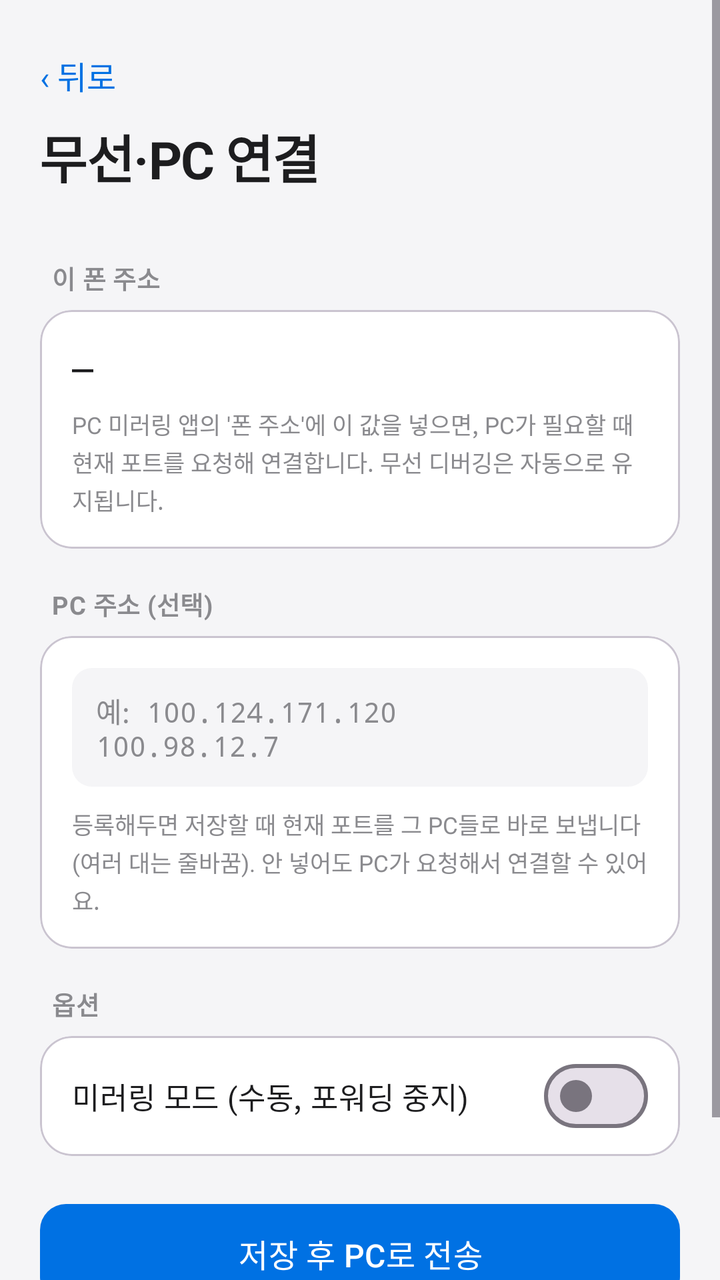
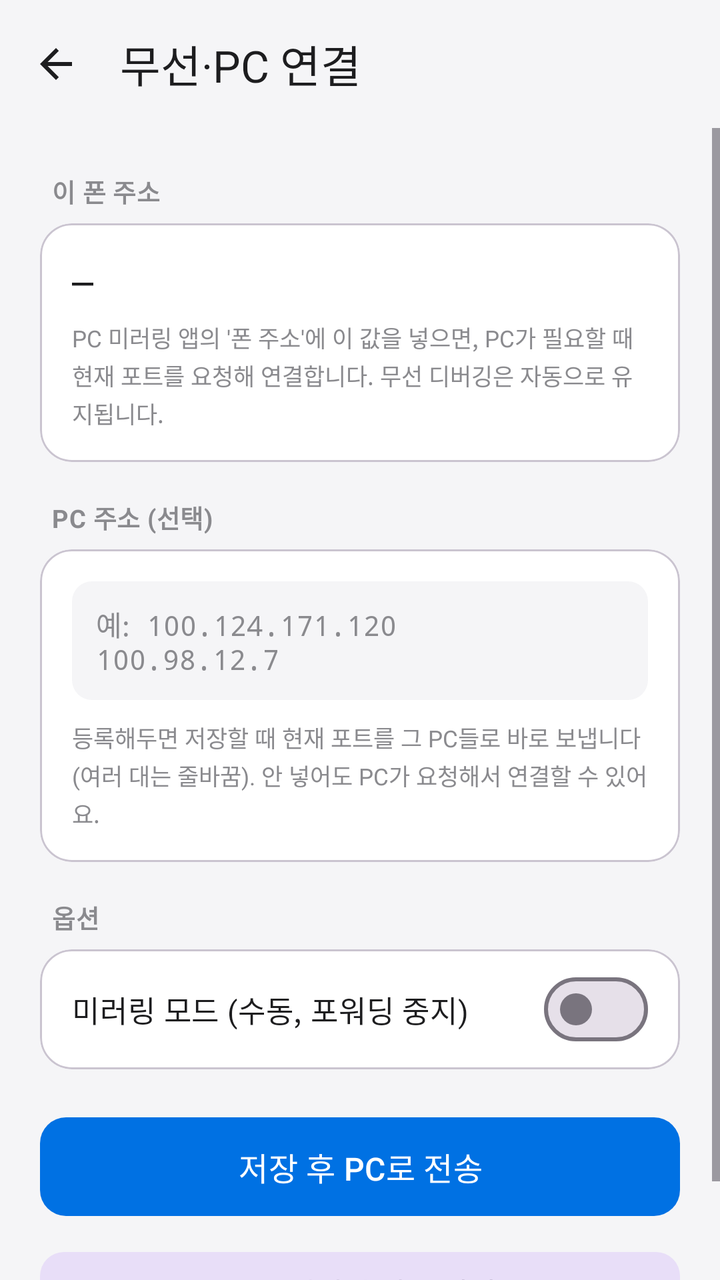

Compare the two renders of this Android layout. The source of the first and the diff that turns it into the second are given below.
<!-- AndroidManifest.xml: application theme Theme.OtpForwarder -->
<!-- res/layout/activity_wireless.xml -->
<?xml version="1.0" encoding="utf-8"?>
<ScrollView xmlns:android="http://schemas.android.com/apk/res/android"
    android:layout_width="match_parent"
    android:layout_height="match_parent"
    android:fillViewport="true"
    android:background="@color/bg">

    <LinearLayout
        android:layout_width="match_parent"
        android:layout_height="wrap_content"
        android:orientation="vertical"
        android:padding="20dp">

        <TextView android:id="@+id/btnBack" style="@style/BackButton" />
        <TextView style="@style/ScreenTitle" android:text="무선·PC 연결" />

        <TextView style="@style/SectionLabel" android:text="이 폰 주소" />
        <com.google.android.material.card.MaterialCardView style="@style/Card">
            <LinearLayout
                android:layout_width="match_parent"
                android:layout_height="wrap_content"
                android:orientation="vertical"
                android:padding="16dp">

                <TextView
                    android:id="@+id/textPhoneIp"
                    android:layout_width="match_parent"
                    android:layout_height="wrap_content"
                    android:text="—"
                    android:textColor="@color/text"
                    android:textSize="18sp"
                    android:fontFamily="monospace" />

                <TextView
                    android:layout_width="match_parent"
                    android:layout_height="wrap_content"
                    android:text="PC 미러링 앱의 '폰 주소'에 이 값을 넣으면, PC가 필요할 때 현재 포트를 요청해 연결합니다. 무선 디버깅은 자동으로 유지됩니다."
                    android:textColor="@color/sub"
                    android:textSize="11.5sp"
                    android:lineSpacingExtra="2dp"
                    android:paddingTop="8dp" />
            </LinearLayout>
        </com.google.android.material.card.MaterialCardView>

        <TextView style="@style/SectionLabel" android:text="PC 주소 (선택)" />
        <com.google.android.material.card.MaterialCardView style="@style/Card">
            <LinearLayout
                android:layout_width="match_parent"
                android:layout_height="wrap_content"
                android:orientation="vertical"
                android:padding="16dp">

                <EditText
                    android:id="@+id/editPcAddr"
                    style="@style/CardInput"
                    android:hint="예: 100.124.171.120&#10;100.98.12.7"
                    android:inputType="textMultiLine"
                    android:minLines="2"
                    android:gravity="top" />

                <TextView
                    android:layout_width="match_parent"
                    android:layout_height="wrap_content"
                    android:text="등록해두면 저장할 때 현재 포트를 그 PC들로 바로 보냅니다(여러 대는 줄바꿈). 안 넣어도 PC가 요청해서 연결할 수 있어요."
                    android:textColor="@color/sub"
                    android:textSize="11.5sp"
                    android:lineSpacingExtra="2dp"
                    android:paddingTop="10dp" />
            </LinearLayout>
        </com.google.android.material.card.MaterialCardView>

        <TextView style="@style/SectionLabel" android:text="옵션" />
        <com.google.android.material.card.MaterialCardView style="@style/Card">
            <LinearLayout
                android:layout_width="match_parent"
                android:layout_height="wrap_content"
                android:orientation="vertical"
                android:paddingStart="16dp"
                android:paddingEnd="16dp"
                android:paddingTop="6dp"
                android:paddingBottom="6dp">

                <com.google.android.material.materialswitch.MaterialSwitch
                    android:id="@+id/switchMirror"
                    android:layout_width="match_parent"
                    android:layout_height="wrap_content"
                    android:minHeight="48dp"
                    android:text="미러링 모드 (수동, 포워딩 중지)"
                    android:textColor="@color/text"
                    android:textSize="15sp" />
            </LinearLayout>
        </com.google.android.material.card.MaterialCardView>

        <com.google.android.material.button.MaterialButton
            android:id="@+id/btnSaveWireless"
            style="@style/PrimaryButton"
            android:text="저장 후 PC로 전송"
            android:layout_marginTop="20dp" />

        <com.google.android.material.button.MaterialButton
            android:id="@+id/btnWirelessOn"
            style="@style/TonalButton"
            android:text="무선 디버깅 지금 켜기"
            android:layout_marginTop="10dp" />

    </LinearLayout>
</ScrollView>
<!-- resources referenced by this layout -->
<resources>
  <color name="bg">#F5F5F7</color>
  <color name="sub">#8A8A8E</color>
  <color name="text">#1D1D1F</color>
  <style name="BackButton">
          <item name="android:layout_width">wrap_content</item>
          <item name="android:layout_height">wrap_content</item>
          <item name="android:text">‹  뒤로</item>
          <item name="android:textColor">@color/accent</item>
          <item name="android:textSize">16sp</item>
          <item name="android:paddingTop">6dp</item>
          <item name="android:paddingBottom">10dp</item>
          <item name="android:paddingEnd">12dp</item>
          <item name="android:background">?attr/selectableItemBackgroundBorderless</item>
          <item name="android:clickable">true</item>
          <item name="android:focusable">true</item>
      </style>
  <style name="Card">
          <item name="cardBackgroundColor">@color/card</item>
          <item name="cardCornerRadius">16dp</item>
          <item name="cardElevation">0dp</item>
          <item name="android:layout_width">match_parent</item>
          <item name="android:layout_height">wrap_content</item>
      </style>
  <style name="PrimaryButton" parent="Widget.Material3.Button">
          <item name="android:layout_width">match_parent</item>
          <item name="android:layout_height">wrap_content</item>
          <item name="android:textSize">16sp</item>
          <item name="android:paddingTop">13dp</item>
          <item name="android:paddingBottom">13dp</item>
          <item name="cornerRadius">13dp</item>
          <item name="backgroundTint">@color/accent</item>
      </style>
  <style name="ScreenTitle">
          <item name="android:layout_width">wrap_content</item>
          <item name="android:layout_height">wrap_content</item>
          <item name="android:textColor">@color/text</item>
          <item name="android:textSize">26sp</item>
          <item name="android:textStyle">bold</item>
          <item name="android:letterSpacing">-0.02</item>
          <item name="android:paddingBottom">14dp</item>
      </style>
  <style name="SectionLabel">
          <item name="android:layout_width">wrap_content</item>
          <item name="android:layout_height">wrap_content</item>
          <item name="android:textColor">@color/sub</item>
          <item name="android:textSize">12.5sp</item>
          <item name="android:textStyle">bold</item>
          <item name="android:letterSpacing">0.02</item>
          <item name="android:paddingStart">6dp</item>
          <item name="android:paddingBottom">7dp</item>
          <item name="android:paddingTop">18dp</item>
      </style>
  <style name="TonalButton" parent="Widget.Material3.Button.TonalButton">
          <item name="android:layout_width">match_parent</item>
          <item name="android:layout_height">wrap_content</item>
          <item name="android:textSize">15sp</item>
          <item name="cornerRadius">12dp</item>
      </style>
  <style name="Theme.OtpForwarder" parent="Theme.Material3.Light.NoActionBar">
          <item name="colorPrimary">@color/accent</item>
          <item name="colorOnPrimary">@color/white</item>
          <item name="android:colorBackground">@color/bg</item>
          <item name="android:windowBackground">@color/bg</item>
          <item name="android:statusBarColor">@color/bg</item>
          <item name="android:navigationBarColor">@color/bg</item>
          <item name="android:windowLightStatusBar" tools:targetApi="m">true</item>
      </style>
  <color name="accent">#0071E3</color>
  <color name="card">#FFFFFF</color>
  <!-- drawable field_bg (drawable) -->
  <?xml version="1.0" encoding="utf-8"?>
  <shape xmlns:android="http://schemas.android.com/apk/res/android" android:shape="rectangle">
      <solid android:color="@color/bg" />
      <corners android:radius="10dp" />
  </shape>
  <color name="white">#FFFFFF</color>
  <!-- unchanged entries left out for length: 1 -->
</resources>

<!-- the commit's change to res/layout/activity_wireless.xml (unified diff, before → after) -->
@@ -1,107 +1,122 @@
 <?xml version="1.0" encoding="utf-8"?>
-<ScrollView xmlns:android="http://schemas.android.com/apk/res/android"
+<LinearLayout xmlns:android="http://schemas.android.com/apk/res/android"
+    xmlns:app="http://schemas.android.com/apk/res-auto"
+    android:id="@+id/root"
     android:layout_width="match_parent"
     android:layout_height="match_parent"
-    android:fillViewport="true"
+    android:orientation="vertical"
     android:background="@color/bg">
 
-    <LinearLayout
+    <com.google.android.material.appbar.MaterialToolbar
+        android:id="@+id/toolbar"
+        style="@style/TitleBar"
+        app:title="무선·PC 연결"
+        app:navigationIcon="@drawable/ic_back"
+        app:titleTextAppearance="@style/TextAppearance.Material3.TitleLarge" />
+
+    <ScrollView
         android:layout_width="match_parent"
-        android:layout_height="wrap_content"
-        android:orientation="vertical"
-        android:padding="20dp">
+        android:layout_height="0dp"
+        android:layout_weight="1"
+        android:fillViewport="true">
 
-        <TextView android:id="@+id/btnBack" style="@style/BackButton" />
-        <TextView style="@style/ScreenTitle" android:text="무선·PC 연결" />
+        <LinearLayout
+            android:layout_width="match_parent"
+            android:layout_height="wrap_content"
+            android:orientation="vertical"
+            android:paddingStart="20dp"
+            android:paddingEnd="20dp"
+            android:paddingTop="4dp"
+            android:paddingBottom="24dp">
 
-        <TextView style="@style/SectionLabel" android:text="이 폰 주소" />
-        <com.google.android.material.card.MaterialCardView style="@style/Card">
-            <LinearLayout
-                android:layout_width="match_parent"
-                android:layout_height="wrap_content"
-                android:orientation="vertical"
-                android:padding="16dp">
-
-                <TextView
-                    android:id="@+id/textPhoneIp"
+            <TextView style="@style/SectionLabel" android:text="이 폰 주소" />
+            <com.google.android.material.card.MaterialCardView style="@style/Card">
+                <LinearLayout
                     android:layout_width="match_parent"
                     android:layout_height="wrap_content"
-                    android:text="—"
-                    android:textColor="@color/text"
-                    android:textSize="18sp"
-                    android:fontFamily="monospace" />
+                    android:orientation="vertical"
+                    android:padding="16dp">
 
-                <TextView
+                    <TextView
+                        android:id="@+id/textPhoneIp"
+                        android:layout_width="match_parent"
+                        android:layout_height="wrap_content"
+                        android:text="—"
+                        android:textColor="@color/text"
+                        android:textSize="18sp"
+                        android:fontFamily="monospace" />
+
+                    <TextView
+                        android:layout_width="match_parent"
+                        android:layout_height="wrap_content"
+                        android:text="PC 미러링 앱의 '폰 주소'에 이 값을 넣으면, PC가 필요할 때 현재 포트를 요청해 연결합니다. 무선 디버깅은 자동으로 유지됩니다."
+                        android:textColor="@color/sub"
+                        android:textSize="11.5sp"
+                        android:lineSpacingExtra="2dp"
+                        android:paddingTop="8dp" />
+                </LinearLayout>
+            </com.google.android.material.card.MaterialCardView>
+
+            <TextView style="@style/SectionLabel" android:text="PC 주소 (선택)" />
+            <com.google.android.material.card.MaterialCardView style="@style/Card">
+                <LinearLayout
                     android:layout_width="match_parent"
                     android:layout_height="wrap_content"
-                    android:text="PC 미러링 앱의 '폰 주소'에 이 값을 넣으면, PC가 필요할 때 현재 포트를 요청해 연결합니다. 무선 디버깅은 자동으로 유지됩니다."
-                    android:textColor="@color/sub"
-                    android:textSize="11.5sp"
-                    android:lineSpacingExtra="2dp"
-                    android:paddingTop="8dp" />
-            </LinearLayout>
-        </com.google.android.material.card.MaterialCardView>
+                    android:orientation="vertical"
+                    android:padding="16dp">
 
-        <TextView style="@style/SectionLabel" android:text="PC 주소 (선택)" />
-        <com.google.android.material.card.MaterialCardView style="@style/Card">
-            <LinearLayout
-                android:layout_width="match_parent"
-                android:layout_height="wrap_content"
-                android:orientation="vertical"
-                android:padding="16dp">
+                    <EditText
+                        android:id="@+id/editPcAddr"
+                        style="@style/CardInput"
+                        android:hint="예: 100.124.171.120&#10;100.98.12.7"
+                        android:inputType="textMultiLine"
+                        android:minLines="2"
+                        android:gravity="top" />
 
-                <EditText
-                    android:id="@+id/editPcAddr"
-                    style="@style/CardInput"
-                    android:hint="예: 100.124.171.120&#10;100.98.12.7"
-                    android:inputType="textMultiLine"
-                    android:minLines="2"
-                    android:gravity="top" />
+                    <TextView
+                        android:layout_width="match_parent"
+                        android:layout_height="wrap_content"
+                        android:text="등록해두면 저장할 때 현재 포트를 그 PC들로 바로 보냅니다(여러 대는 줄바꿈). 안 넣어도 PC가 요청해서 연결할 수 있어요."
+                        android:textColor="@color/sub"
+                        android:textSize="11.5sp"
+                        android:lineSpacingExtra="2dp"
+                        android:paddingTop="10dp" />
+                </LinearLayout>
+            </com.google.android.material.card.MaterialCardView>
 
-                <TextView
+            <TextView style="@style/SectionLabel" android:text="옵션" />
+            <com.google.android.material.card.MaterialCardView style="@style/Card">
+                <LinearLayout
                     android:layout_width="match_parent"
                     android:layout_height="wrap_content"
-                    android:text="등록해두면 저장할 때 현재 포트를 그 PC들로 바로 보냅니다(여러 대는 줄바꿈). 안 넣어도 PC가 요청해서 연결할 수 있어요."
-                    android:textColor="@color/sub"
-                    android:textSize="11.5sp"
-                    android:lineSpacingExtra="2dp"
-                    android:paddingTop="10dp" />
-            </LinearLayout>
-        </com.google.android.material.card.MaterialCardView>
+                    android:orientation="vertical"
+                    android:paddingStart="16dp"
+                    android:paddingEnd="16dp"
+                    android:paddingTop="6dp"
+                    android:paddingBottom="6dp">
 
-        <TextView style="@style/SectionLabel" android:text="옵션" />
-        <com.google.android.material.card.MaterialCardView style="@style/Card">
-            <LinearLayout
-                android:layout_width="match_parent"
-                android:layout_height="wrap_content"
-                android:orientation="vertical"
-                android:paddingStart="16dp"
-                android:paddingEnd="16dp"
-                android:paddingTop="6dp"
-                android:paddingBottom="6dp">
+                    <com.google.android.material.materialswitch.MaterialSwitch
+                        android:id="@+id/switchMirror"
+                        android:layout_width="match_parent"
+                        android:layout_height="wrap_content"
+                        android:minHeight="48dp"
+                        android:text="미러링 모드 (수동, 포워딩 중지)"
+                        android:textColor="@color/text"
+                        android:textSize="15sp" />
+                </LinearLayout>
+            </com.google.android.material.card.MaterialCardView>
 
-                <com.google.android.material.materialswitch.MaterialSwitch
-                    android:id="@+id/switchMirror"
-                    android:layout_width="match_parent"
-                    android:layout_height="wrap_content"
-                    android:minHeight="48dp"
-                    android:text="미러링 모드 (수동, 포워딩 중지)"
-                    android:textColor="@color/text"
-                    android:textSize="15sp" />
-            </LinearLayout>
-        </com.google.android.material.card.MaterialCardView>
+            <com.google.android.material.button.MaterialButton
+                android:id="@+id/btnSaveWireless"
+                style="@style/PrimaryButton"
+                android:text="저장 후 PC로 전송"
+                android:layout_marginTop="20dp" />
 
-        <com.google.android.material.button.MaterialButton
-            android:id="@+id/btnSaveWireless"
-            style="@style/PrimaryButton"
-            android:text="저장 후 PC로 전송"
-            android:layout_marginTop="20dp" />
-
-        <com.google.android.material.button.MaterialButton
-            android:id="@+id/btnWirelessOn"
-            style="@style/TonalButton"
-            android:text="무선 디버깅 지금 켜기"
-            android:layout_marginTop="10dp" />
-
-    </LinearLayout>
-</ScrollView>
+            <com.google.android.material.button.MaterialButton
+                android:id="@+id/btnWirelessOn"
+                style="@style/TonalButton"
+                android:text="무선 디버깅 지금 켜기"
+                android:layout_marginTop="10dp" />
+        </LinearLayout>
+    </ScrollView>
+</LinearLayout>
<!-- resource entries referenced after the edit -->
@@ -3,19 +3,14 @@
   <color name="bg">#F5F5F7</color>
   <color name="sub">#8A8A8E</color>
   <color name="text">#1D1D1F</color>
-  <style name="BackButton">
-          <item name="android:layout_width">wrap_content</item>
-          <item name="android:layout_height">wrap_content</item>
-          <item name="android:text">‹  뒤로</item>
-          <item name="android:textColor">@color/accent</item>
-          <item name="android:textSize">16sp</item>
-          <item name="android:paddingTop">6dp</item>
-          <item name="android:paddingBottom">10dp</item>
-          <item name="android:paddingEnd">12dp</item>
-          <item name="android:background">?attr/selectableItemBackgroundBorderless</item>
-          <item name="android:clickable">true</item>
-          <item name="android:focusable">true</item>
-      </style>
+  <!-- drawable ic_back (drawable) -->
+  <vector xmlns:android="http://schemas.android.com/apk/res/android"
+      android:width="24dp" android:height="24dp"
+      android:viewportWidth="24" android:viewportHeight="24"
+      android:tint="@color/text">
+      <path android:fillColor="@android:color/white"
+          android:pathData="M20,11H7.83l5.59,-5.59L12,4l-8,8 8,8 1.41,-1.41L7.83,13H20v-2z" />
+  </vector>
   <style name="Card">
           <item name="cardBackgroundColor">@color/card</item>
           <item name="cardCornerRadius">16dp</item>
@@ -32,15 +27,6 @@
           <item name="cornerRadius">13dp</item>
           <item name="backgroundTint">@color/accent</item>
       </style>
-  <style name="ScreenTitle">
-          <item name="android:layout_width">wrap_content</item>
-          <item name="android:layout_height">wrap_content</item>
-          <item name="android:textColor">@color/text</item>
-          <item name="android:textSize">26sp</item>
-          <item name="android:textStyle">bold</item>
-          <item name="android:letterSpacing">-0.02</item>
-          <item name="android:paddingBottom">14dp</item>
-      </style>
   <style name="SectionLabel">
           <item name="android:layout_width">wrap_content</item>
           <item name="android:layout_height">wrap_content</item>
@@ -51,6 +37,13 @@
           <item name="android:paddingStart">6dp</item>
           <item name="android:paddingBottom">7dp</item>
           <item name="android:paddingTop">18dp</item>
+      </style>
+  <style name="TitleBar">
+          <item name="android:layout_width">match_parent</item>
+          <item name="android:layout_height">?attr/actionBarSize</item>
+          <item name="android:background">@color/bg</item>
+          <item name="titleTextColor">@color/text</item>
+          <item name="titleCentered">false</item>
       </style>
   <style name="TonalButton" parent="Widget.Material3.Button.TonalButton">
           <item name="android:layout_width">match_parent</item>
@@ -63,9 +56,10 @@
           <item name="colorOnPrimary">@color/white</item>
           <item name="android:colorBackground">@color/bg</item>
           <item name="android:windowBackground">@color/bg</item>
-          <item name="android:statusBarColor">@color/bg</item>
-          <item name="android:navigationBarColor">@color/bg</item>
+          <item name="android:statusBarColor">@android:color/transparent</item>
+          <item name="android:navigationBarColor">@android:color/transparent</item>
           <item name="android:windowLightStatusBar" tools:targetApi="m">true</item>
+          <item name="android:windowLightNavigationBar" tools:targetApi="o_mr1">true</item>
       </style>
   <color name="accent">#0071E3</color>
   <color name="card">#FFFFFF</color>
